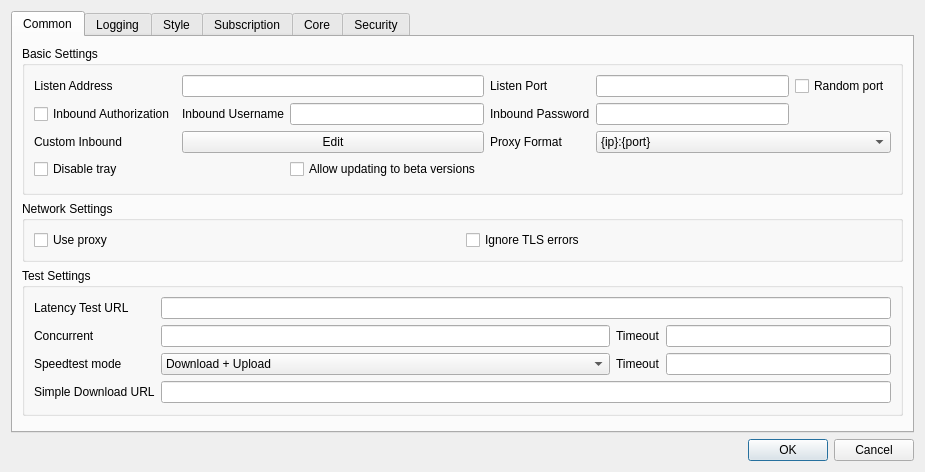
First picture: the form in include/ui/setting/dialog_basic_settings.ui, repository shengmo0210/Throne, before the edit.
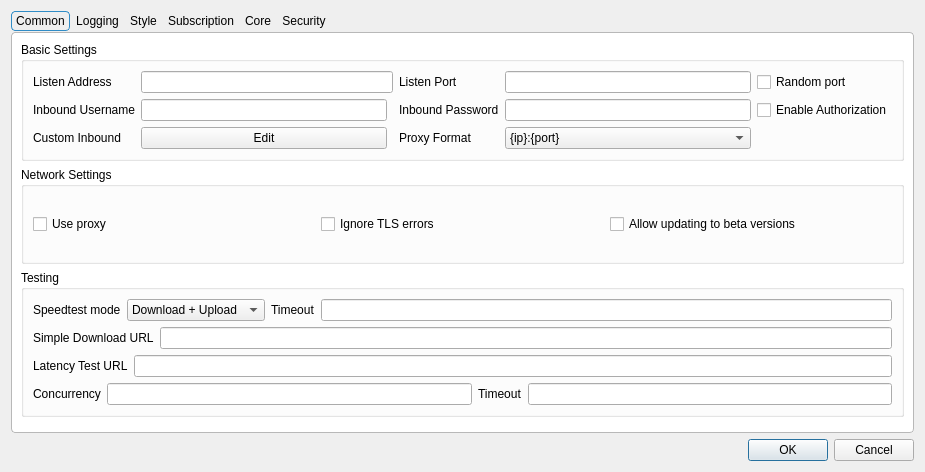
Second picture: the form after the edit. Custom widgets are drawn as their Qt base class.

```diff
--- a/include/ui/setting/dialog_basic_settings.ui
+++ b/include/ui/setting/dialog_basic_settings.ui
@@ -38,6 +38,47 @@
        <height>414</height>
       </size>
      </property>
+     <property name="styleSheet">
+      <string notr="true">QTabWidget::pane {
+    margin-top: 1px;
+    background: palette(base);
+    border: 1px solid palette(mid);
+    border-radius: 4px;
+}
+
+QTabBar {
+    background: transparent;
+    qproperty-drawBase: 0;
+}
+
+QTabBar::tab {
+    background-color: palette(button);
+    color: palette(button-text);
+
+    border: 1px solid palette(midlight);
+    border-radius: 4px;
+
+    padding: 2px 4px;
+    margin-right: 1px;
+}
+
+QTabBar::tab:selected {
+    border: 1px solid palette(highlight);
+    background-color: palette(window); 
+}
+
+QTabBar::tab:!selected {
+    border: 1px solid palette(button);
+}
+
+QTabBar::tab:hover:!selected {
+    border: 1px solid palette(button);
+    background-color: palette(midlight);
+}</string>
+     </property>
+     <property name="tabShape">
+      <enum>QTabWidget::TabShape::Rounded</enum>
+     </property>
      <property name="currentIndex">
       <number>0</number>
      </property>
@@ -48,51 +89,16 @@
       <layout class="QVBoxLayout" name="verticalLayout_2">
        <item>
         <widget class="QGroupBox" name="groupBox_5">
+         <property name="sizePolicy">
+          <sizepolicy hsizetype="Preferred" vsizetype="Preferred">
+           <horstretch>0</horstretch>
+           <verstretch>0</verstretch>
+          </sizepolicy>
+         </property>
          <property name="title">
           <string>Basic Settings</string>
          </property>
          <layout class="QGridLayout" name="gridLayout_9">
-          <item row="1" column="0">
-           <widget class="QCheckBox" name="inbound_auth">
-            <property name="text">
-             <string>Inbound Authorization</string>
-            </property>
-           </widget>
-          </item>
-          <item row="1" column="1">
-           <widget class="QLabel" name="inbound_user_l">
-            <property name="text">
-             <string>Inbound Username</string>
-            </property>
-           </widget>
-          </item>
-          <item row="1" column="2">
-           <widget class="QLineEdit" name="inbound_user"/>
-          </item>
-          <item row="1" column="3">
-           <widget class="QLabel" name="inbound_pass_l">
-            <property name="text">
-             <string>Inbound Password</string>
-            </property>
-           </widget>
-          </item>
-          <item row="1" column="4">
-           <widget class="QLineEdit" name="inbound_pass"/>
-          </item>
-          <item row="3" column="2">
-           <widget class="QCheckBox" name="allow_beta">
-            <property name="text">
-             <string>Allow updating to beta versions</string>
-            </property>
-           </widget>
-          </item>
-          <item row="2" column="0">
-           <widget class="QLabel" name="label_11">
-            <property name="text">
-             <string>Custom Inbound</string>
-            </property>
-           </widget>
-          </item>
           <item row="0" column="4">
            <widget class="QLineEdit" name="inbound_socks_port">
             <property name="sizePolicy">
@@ -115,29 +121,6 @@
             </property>
            </widget>
           </item>
-          <item row="2" column="1" colspan="2">
-           <widget class="QPushButton" name="custom_inbound_edit">
-            <property name="text">
-             <string>Edit</string>
-            </property>
-           </widget>
-          </item>
-          <item row="3" column="0">
-           <widget class="QCheckBox" name="disable_tray">
-            <property name="sizePolicy">
-             <sizepolicy hsizetype="Preferred" vsizetype="Fixed">
-              <horstretch>0</horstretch>
-              <verstretch>0</verstretch>
-             </sizepolicy>
-            </property>
-            <property name="toolTip">
-             <string>Prevents the app from minimizing to the tray when the window is closed. The app will exit instead</string>
-            </property>
-            <property name="text">
-             <string>Disable tray</string>
-            </property>
-           </widget>
-          </item>
           <item row="0" column="1" colspan="2">
            <widget class="QLineEdit" name="inbound_address"/>
           </item>
@@ -158,14 +141,55 @@
             </property>
            </widget>
           </item>
-          <item row="2" column="3">
+          <item row="3" column="0">
+           <widget class="QLabel" name="label_11">
+            <property name="text">
+             <string>Custom Inbound</string>
+            </property>
+           </widget>
+          </item>
+          <item row="1" column="5">
+           <widget class="QCheckBox" name="inbound_auth">
+            <property name="text">
+             <string>Enable Authorization</string>
+            </property>
+           </widget>
+          </item>
+          <item row="1" column="0">
+           <widget class="QLabel" name="inbound_user_l">
+            <property name="text">
+             <string>Inbound Username</string>
+            </property>
+           </widget>
+          </item>
+          <item row="1" column="1">
+           <widget class="QLineEdit" name="inbound_user"/>
+          </item>
+          <item row="1" column="3">
+           <widget class="QLabel" name="inbound_pass_l">
+            <property name="text">
+             <string>Inbound Password</string>
+            </property>
+           </widget>
+          </item>
+          <item row="1" column="4">
+           <widget class="QLineEdit" name="inbound_pass"/>
+          </item>
+          <item row="3" column="1">
+           <widget class="QPushButton" name="custom_inbound_edit">
+            <property name="text">
+             <string>Edit</string>
+            </property>
+           </widget>
+          </item>
+          <item row="3" column="3">
            <widget class="QLabel" name="proxy_scheme_l">
             <property name="text">
              <string>Proxy Format</string>
             </property>
            </widget>
           </item>
-          <item row="2" column="4" colspan="2">
+          <item row="3" column="4">
            <widget class="QComboBox" name="proxy_scheme">
             <item>
              <property name="text">
@@ -190,7 +214,7 @@
        <item>
         <widget class="QGroupBox" name="groupBox_3">
          <property name="sizePolicy">
-          <sizepolicy hsizetype="Preferred" vsizetype="Maximum">
+          <sizepolicy hsizetype="Preferred" vsizetype="Preferred">
            <horstretch>0</horstretch>
            <verstretch>0</verstretch>
           </sizepolicy>
@@ -198,41 +222,47 @@
          <property name="title">
           <string>Network Settings</string>
          </property>
-         <layout class="QHBoxLayout" name="horizontalLayout_11">
-          <item>
+         <layout class="QGridLayout" name="gridLayout_12">
+          <item row="1" column="0">
            <widget class="QCheckBox" name="net_use_proxy">
             <property name="text">
              <string>Use proxy</string>
             </property>
            </widget>
           </item>
-          <item>
+          <item row="1" column="5">
            <widget class="QCheckBox" name="net_insecure">
             <property name="text">
              <string>Ignore TLS errors</string>
             </property>
            </widget>
           </item>
+          <item row="1" column="6">
+           <widget class="QCheckBox" name="allow_beta">
+            <property name="text">
+             <string>Allow updating to beta versions</string>
+            </property>
+           </widget>
+          </item>
          </layout>
         </widget>
        </item>
        <item>
-        <widget class="QGroupBox" name="groupBox1">
+        <widget class="QGroupBox" name="groupBox_3">
          <property name="title">
-          <string>Test Settings</string>
+          <string>Testing</string>
          </property>
-         <layout class="QGridLayout" name="gridLayout_3" columnstretch="0,2,0,1">
-          <item row="1" column="1">
-           <widget class="QLineEdit" name="test_concurrent"/>
-          </item>
-          <item row="3" column="0">
-           <widget class="QLabel" name="label_16">
+         <layout class="QVBoxLayout" name="verticalLayout_8">
+          <item>
+           <layout class="QHBoxLayout" name="horizontalLayout_10">
+            <item>
+             <widget class="QLabel" name="label_12">
             <property name="text">
-             <string>Simple Download URL</string>
+               <string>Speedtest mode</string>
             </property>
            </widget>
           </item>
-          <item row="2" column="1">
+            <item>
            <widget class="QComboBox" name="speedtest_mode">
             <item>
              <property name="text">
@@ -261,41 +291,62 @@
             </item>
            </widget>
           </item>
-          <item row="0" column="0">
+            <item>
+             <widget class="QLabel" name="label_19">
+              <property name="toolTip">
+               <string>&lt;html&gt;&lt;head/&gt;&lt;body&gt;&lt;p&gt;timeout in milliseconds&lt;br/&gt;applies to all tests individually&lt;/p&gt;&lt;/body&gt;&lt;/html&gt;</string>
+              </property>
+              <property name="text">
+               <string>Timeout</string>
+              </property>
+             </widget>
+            </item>
+            <item>
+             <widget class="QLineEdit" name="test_timeout"/>
+            </item>
+           </layout>
+          </item>
+          <item>
+           <layout class="QHBoxLayout" name="horizontalLayout_9">
+            <item>
+             <widget class="QLabel" name="label_16">
+              <property name="text">
+               <string>Simple Download URL</string>
+              </property>
+             </widget>
+            </item>
+            <item>
+             <widget class="QLineEdit" name="simple_down_url"/>
+            </item>
+           </layout>
+          </item>
+          <item>
+           <layout class="QHBoxLayout" name="horizontalLayout_6">
+            <item>
            <widget class="QLabel" name="label_13">
             <property name="text">
              <string>Latency Test URL</string>
             </property>
            </widget>
           </item>
-          <item row="2" column="0">
-           <widget class="QLabel" name="label_12">
-            <property name="text">
-             <string>Speedtest mode</string>
-            </property>
-           </widget>
-          </item>
-          <item row="1" column="0">
+            <item>
+             <widget class="QLineEdit" name="test_latency_url"/>
+            </item>
+           </layout>
+          </item>
+          <item>
+           <layout class="QHBoxLayout" name="horizontalLayout_11">
+            <item>
            <widget class="QLabel" name="label_14">
             <property name="text">
-             <string>Concurrent</string>
+               <string>Concurrency</string>
             </property>
            </widget>
           </item>
-          <item row="2" column="2">
-           <widget class="QLabel" name="label_19">
-            <property name="toolTip">
-             <string>&lt;html&gt;&lt;head/&gt;&lt;body&gt;&lt;p&gt;timeout in milliseconds&lt;br/&gt;applies to all tests individually&lt;/p&gt;&lt;/body&gt;&lt;/html&gt;</string>
-            </property>
-            <property name="text">
-             <string>Timeout</string>
-            </property>
-           </widget>
-          </item>
-          <item row="1" column="3">
-           <widget class="QLineEdit" name="url_timeout"/>
-          </item>
-          <item row="1" column="2">
+            <item>
+             <widget class="QLineEdit" name="test_concurrent"/>
+            </item>
+            <item>
            <widget class="QLabel" name="label_22">
             <property name="toolTip">
              <string>&lt;html&gt;&lt;head/&gt;&lt;body&gt;&lt;p&gt;Timeout for URLtest in ms&lt;br/&gt;Note that muxed connections take a much longer time for their initial request, and setting this value too low will cause the test to falsely report that the config is not working&lt;/p&gt;&lt;/body&gt;&lt;/html&gt;</string>
@@ -305,14 +356,10 @@
             </property>
            </widget>
           </item>
-          <item row="2" column="3">
-           <widget class="QLineEdit" name="test_timeout"/>
-          </item>
-          <item row="0" column="1" colspan="3">
-           <widget class="QLineEdit" name="test_latency_url"/>
-          </item>
-          <item row="3" column="1" colspan="3">
-           <widget class="QLineEdit" name="simple_down_url"/>
+            <item>
+             <widget class="QLineEdit" name="url_timeout"/>
+            </item>
+           </layout>
           </item>
          </layout>
         </widget>
@@ -592,6 +639,22 @@
               </property>
              </widget>
             </item>
+            <item>
+             <widget class="QCheckBox" name="disable_tray">
+              <property name="sizePolicy">
+               <sizepolicy hsizetype="Preferred" vsizetype="Fixed">
+                <horstretch>0</horstretch>
+                <verstretch>0</verstretch>
+               </sizepolicy>
+              </property>
+              <property name="toolTip">
+               <string>Prevents the app from minimizing to the tray when the window is closed. The app will exit instead</string>
+              </property>
+              <property name="text">
+               <string>Disable tray</string>
+              </property>
+             </widget>
+            </item>
            </layout>
           </widget>
          </item>
```
Left out of the diff: 23 changed lines with no effect on the pictures. Lines whose indentation alone changed are shown as unchanged.
